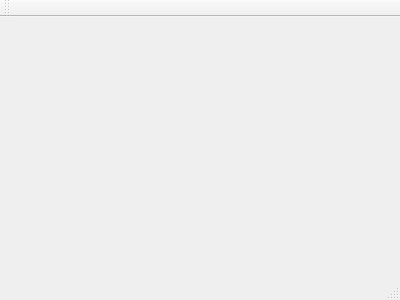
Old version of the form mainwindow.ui in the repository QuentinPerroud/Serveur.
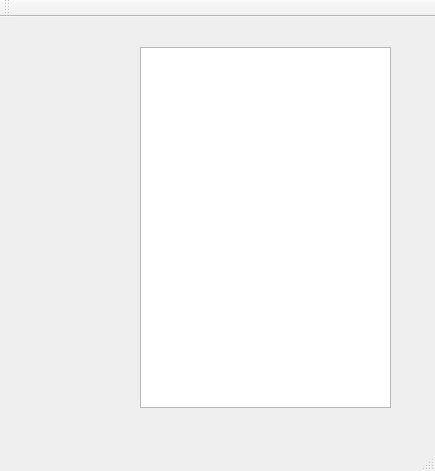
New version of the form.

Commit message: Serveur fonctionnel. methode de co, de deco et d'echange reste a faire

What changed in the file:
```diff
--- a/mainwindow.ui
+++ b/mainwindow.ui
@@ -1,24 +1,50 @@
 <ui version="4.0">
  <class>MainWindow</class>
- <widget class="QMainWindow" name="MainWindow" >
-  <property name="geometry" >
+ <widget class="QMainWindow" name="MainWindow">
+  <property name="geometry">
    <rect>
     <x>0</x>
     <y>0</y>
-    <width>400</width>
-    <height>300</height>
+    <width>435</width>
+    <height>471</height>
    </rect>
   </property>
   <property name="windowTitle" >
    <string>MainWindow</string>
   </property>
-  <widget class="QMenuBar" name="menuBar" />
-  <widget class="QToolBar" name="mainToolBar" />
-  <widget class="QWidget" name="centralWidget" />
-  <widget class="QStatusBar" name="statusBar" />
+  <widget class="QWidget" name="centralWidget">
+   <widget class="QTextEdit" name="Affichage">
+    <property name="geometry">
+     <rect>
+      <x>140</x>
+      <y>30</y>
+      <width>251</width>
+      <height>361</height>
+     </rect>
+    </property>
+   </widget>
+  </widget>
+  <widget class="QMenuBar" name="menuBar">
+   <property name="geometry">
+    <rect>
+     <x>0</x>
+     <y>0</y>
+     <width>435</width>
+     <height>21</height>
+    </rect>
+   </property>
+  </widget>
+  <widget class="QToolBar" name="mainToolBar">
+   <attribute name="toolBarArea">
+    <enum>TopToolBarArea</enum>
+   </attribute>
+   <attribute name="toolBarBreak">
+    <bool>false</bool>
+   </attribute>
+  </widget>
+  <widget class="QStatusBar" name="statusBar"/>
  </widget>
- <layoutDefault spacing="6" margin="11" />
- <pixmapfunction></pixmapfunction>
+ <layoutdefault spacing="6" margin="11"/>
  <resources/>
  <connections/>
 </ui>
```
Left out of the diff: 3 changed lines with no effect on the pictures. The commit also changes 2 other files.
